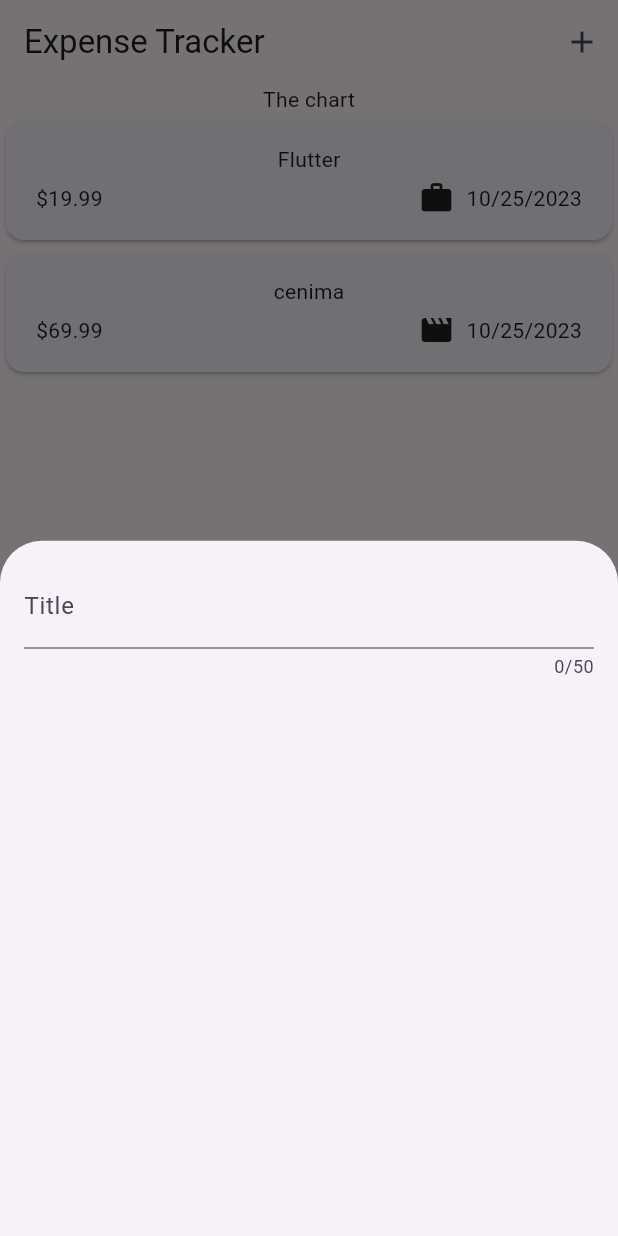
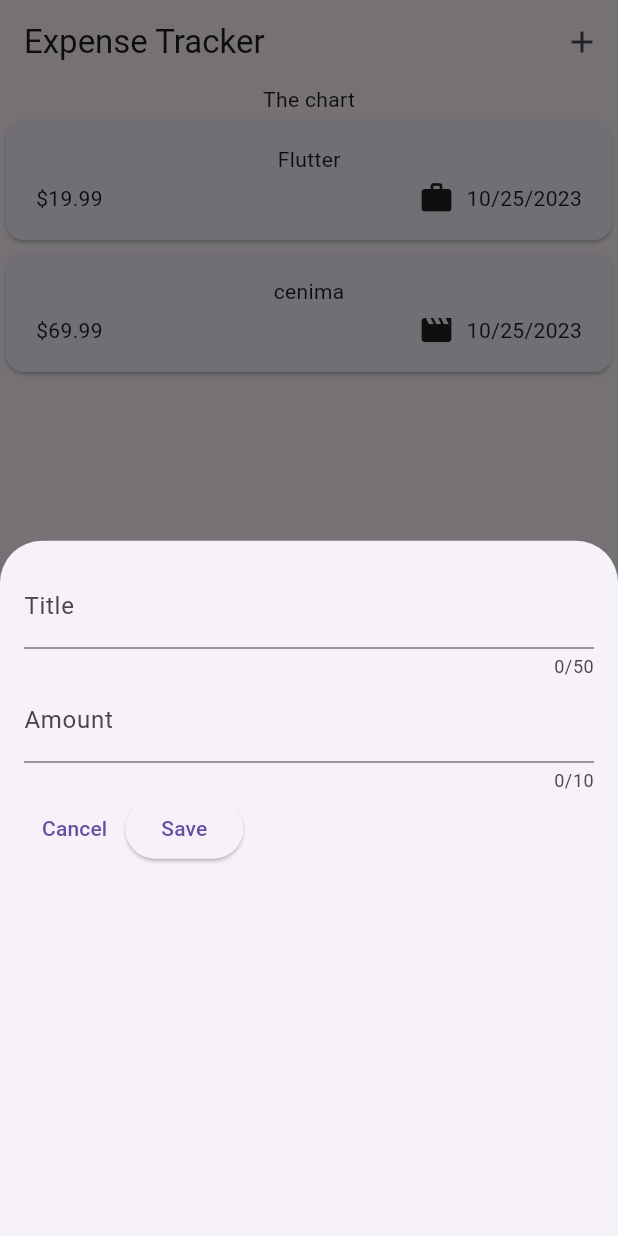
Before and after one commit to VarunBanka/expense-tracker, a Flutter app: the screen it shows after launch, after a tap on the "add" icon, on a phone screen of 412 x 824 dp. Run offline on Flutter 3.47's test engine with Material 2 defaults, Android fonts, the phone set to English and light mode, and no system bars.

Commit message:
Added user input & amount felid

```diff
--- a/lib/widgets/new_exp.dart
+++ b/lib/widgets/new_exp.dart
@@ -10,17 +10,49 @@ class NewExpense extends StatefulWidget {
 }
 
 class _NewExpense extends State<NewExpense> {
+  final _titleCrontroller = TextEditingController();
+  final _amountCrontroller = TextEditingController();
+
+  @override
+  void dispose() {
+    _titleCrontroller.dispose();
+    _amountCrontroller.dispose();
+    super.dispose();
+  }
+
   @override
   Widget build(BuildContext context) {
-    return const Padding(
-      padding: EdgeInsets.all(16),
+    return Padding(
+      padding: const EdgeInsets.all(16),
       child: Column(
         children: [
           TextField(
+            controller: _titleCrontroller,
             maxLength: 50,
             keyboardType: TextInputType.text,
-            decoration: InputDecoration(label: Text("Title")),
+            decoration: const InputDecoration(label: Text("Title")),
           ),
+          TextField(
+            controller: _amountCrontroller,
+            maxLength: 10,
+            keyboardType: TextInputType.number,
+            decoration:
+                const InputDecoration(prefixText: "\$", label: Text("Amount")),
+          ),
+          Row(
+            children: [
+              TextButton(
+                onPressed: () {},
+                child: const Text("Cancel"),
+              ),
+              ElevatedButton(
+                  onPressed: () {
+                    print(_titleCrontroller
+                        .text); // ik this isnt what i should do
+                  },
+                  child: const Text("Save"))
+            ],
+          )
         ],
       ),
     );
```
